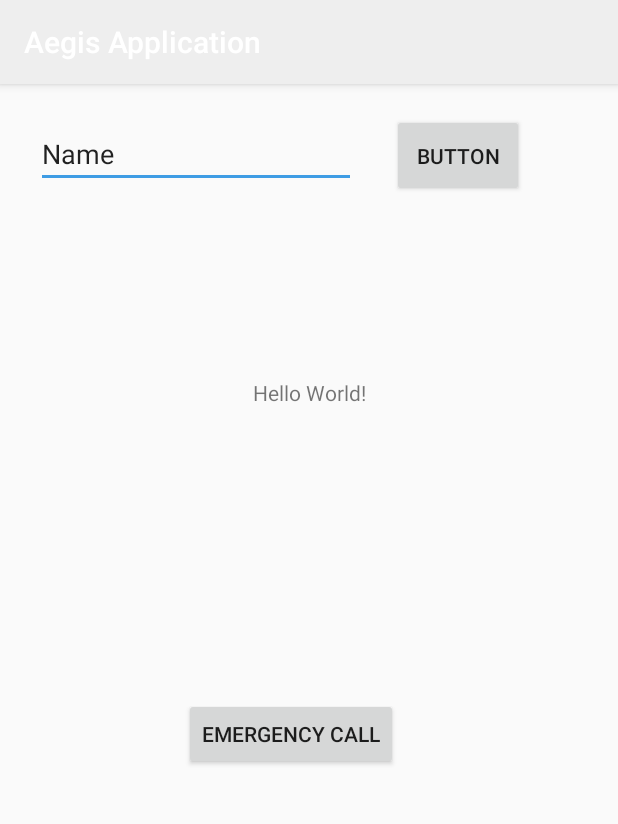
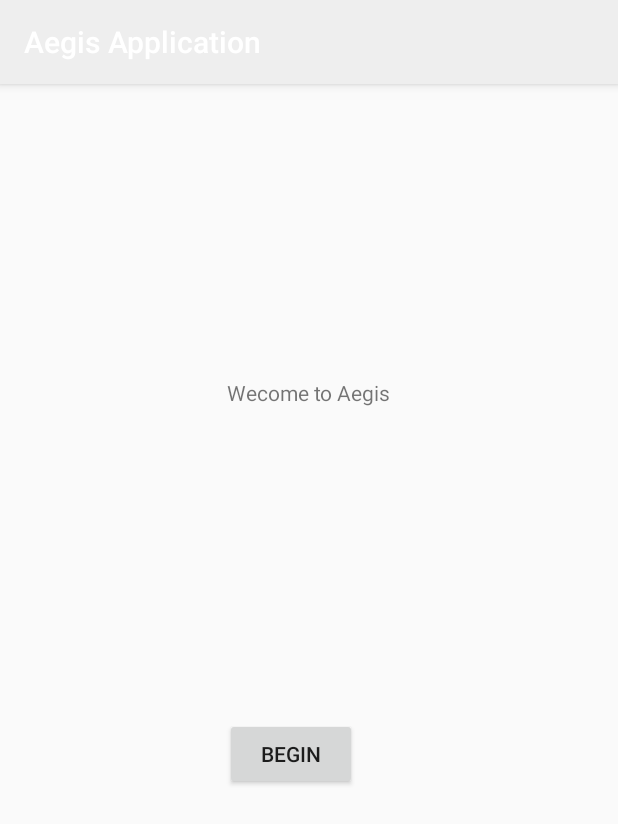
Before and after one commit to rileypreator/AegisApp, an Android app: the screen it shows after launch (MainActivity), on a phone screen of 412 x 824 dp. Shown: the top 824 px of the screen. Run offline under Robolectric (Android 15) with nearby library versions, the light colour scheme and no system bars.

Commit message:
Connect main activity to emergency activity

```diff
--- a/app/src/main/AndroidManifest.xml
+++ b/app/src/main/AndroidManifest.xml
@@ -13,7 +13,6 @@
             <intent-filter>
                 <action android:name="android.intent.action.MAIN" />
 
-                <category android:name="android.intent.category.LAUNCHER" />
             </intent-filter>
         </activity>
 
--- a/app/src/main/res/layout/activity_main.xml
+++ b/app/src/main/res/layout/activity_main.xml
@@ -7,10 +7,10 @@
     tools:context=".MainActivity">
 
     <TextView
-        android:id="@+id/textView"
+        android:id="@+id/textView2"
         android:layout_width="wrap_content"
         android:layout_height="wrap_content"
-        android:text="Hello World!"
+        android:text="Wecome to Aegis"
         app:layout_constraintBottom_toBottomOf="parent"
         app:layout_constraintEnd_toEndOf="parent"
         app:layout_constraintLeft_toLeftOf="parent"
@@ -18,32 +18,6 @@
         app:layout_constraintStart_toStartOf="parent"
         app:layout_constraintTop_toTopOf="parent"
         app:layout_constraintVertical_bias="0.262" />
-
-    <EditText
-        android:id="@+id/editText"
-        android:layout_width="wrap_content"
-        android:layout_height="wrap_content"
-        android:layout_marginStart="24dp"
-        android:layout_marginTop="24dp"
-        android:ems="10"
-        android:hint="@string/enter_name"
-        android:inputType="textPersonName"
-        android:text="Name"
-        app:layout_constraintStart_toStartOf="parent"
-        app:layout_constraintTop_toTopOf="parent" />
-
-    <Button
-        android:id="@+id/button2"
-        android:layout_width="88dp"
-        android:layout_height="wrap_content"
-        android:layout_marginStart="24dp"
-        android:layout_marginEnd="24dp"
-        android:hint="@string/button_submit"
-        android:text="Button"
-        app:layout_constraintBaseline_toBaselineOf="@+id/editText"
-        app:layout_constraintEnd_toEndOf="parent"
-        app:layout_constraintHorizontal_bias="0.0"
-        app:layout_constraintStart_toEndOf="@+id/editText" />
 
     <Button
         android:id="@+id/button"
@@ -53,8 +27,8 @@
         android:layout_marginTop="180dp"
         android:layout_marginEnd="174dp"
         android:layout_marginBottom="297dp"
-        android:onClick="onEmergencyClick"
-        android:text="Emergency Call"
+        android:onClick="sendBegin"
+        android:text="Begin"
         app:layout_constraintBottom_toBottomOf="parent"
         app:layout_constraintEnd_toEndOf="parent"
         app:layout_constraintStart_toStartOf="parent"
```
Also changed, not shown: app/src/main/java/com/example/aegisapplication/EmergencyActivity.java (+17 -0 lines), app/src/main/java/com/example/aegisapplication/MainActivity.java (+2 -8 lines), app/src/main/res/layout/activity_emergency.xml (+49 -4 lines).
